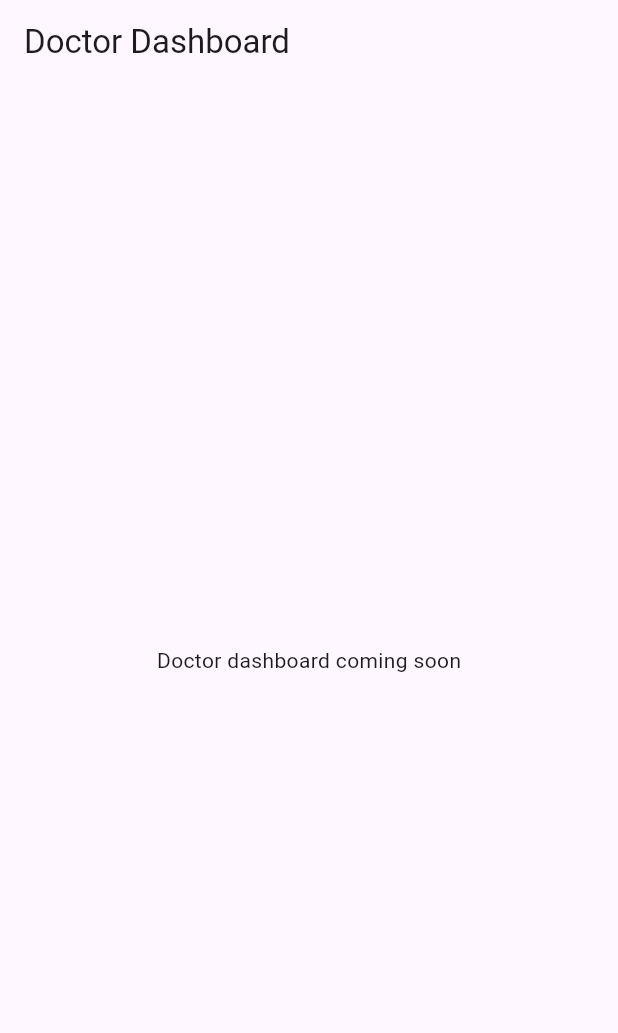
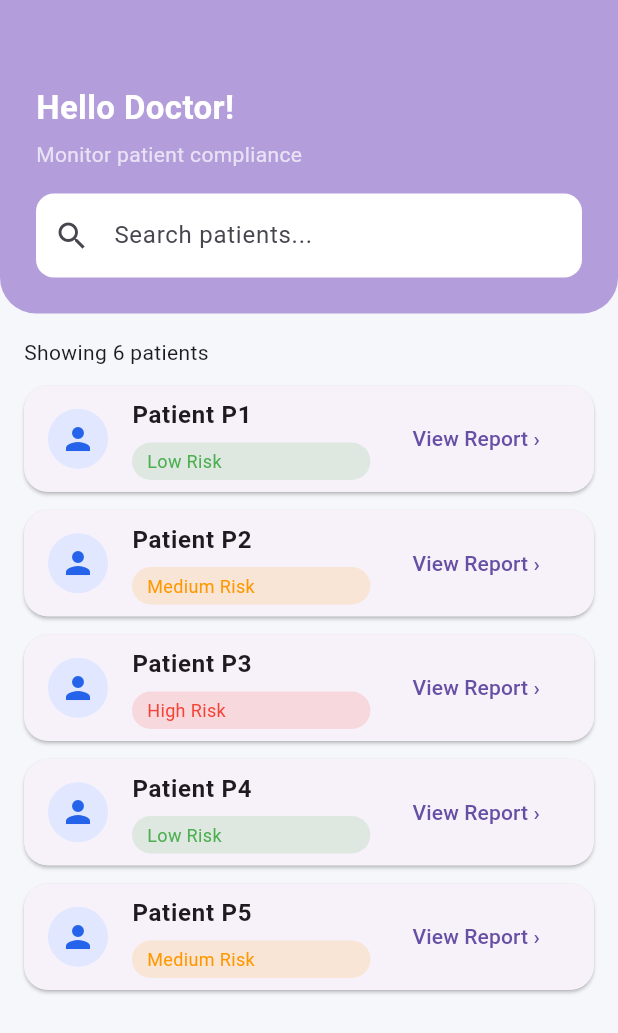
Before and after one commit to SaurabhShahane30/codecrew_khacks, a Flutter app: the DoctorHomeScreen screen opened directly, on a phone screen of 412 x 824 dp. Shown: the top 1033 px of the screen. Run offline on Flutter 3.47's test engine with Material 3 defaults, Android fonts, the phone set to English and light mode, and no system bars; our stand-ins replace flutter_local_notifications, flutter_secure_storage, image_picker, shared_preferences, table_calendar; missing offline and left inert: android_alarm_manager_plus, cloudinary_public, file_selector, record; accounts and stored records are empty.

Commit message:
doctor_ui

```diff
--- a/frontend/khacks_app/lib/Doctor/doctor_home_screen.dart
+++ b/frontend/khacks_app/lib/Doctor/doctor_home_screen.dart
@@ -1,4 +1,6 @@
 import 'package:flutter/material.dart';
+import 'package:khacks_app/core/app_theme.dart';
+import './doctor_overview_screen.dart';
 
 class DoctorHomeScreen extends StatelessWidget {
   const DoctorHomeScreen({super.key});
@@ -6,10 +8,136 @@ class DoctorHomeScreen extends StatelessWidget {
   @override
   Widget build(BuildContext context) {
     return Scaffold(
-      appBar: AppBar(title: const Text("Doctor Dashboard")),
-      body: const Center(
-        child: Text("Doctor dashboard coming soon"),
+      backgroundColor: const Color(0xFFF5F7FB),
+
+      body: Column(
+        children: [
+          // 🔵 Header
+          Container(
+            padding: const EdgeInsets.fromLTRB(24, 56, 24, 24),
+            width: double.infinity,
+            decoration: const BoxDecoration(
+              color: AppTheme.lavender,
+              borderRadius: BorderRadius.vertical(
+                bottom: Radius.circular(24),
+              ),
+            ),
+            child: Column(
+              crossAxisAlignment: CrossAxisAlignment.start,
+              children: [
+                const Text(
+                  "Hello Doctor!",
+                  style: TextStyle(
+                    color: Colors.white,
+                    fontSize: 22,
+                    fontWeight: FontWeight.bold,
+                  ),
+                ),
+                const SizedBox(height: 6),
+                const Text(
+                  "Monitor patient compliance",
+                  style: TextStyle(color: Colors.white70),
+                ),
+                const SizedBox(height: 16),
+                TextField(
+                  decoration: InputDecoration(
+                    hintText: "Search patients...",
+                    prefixIcon: const Icon(Icons.search),
+                    filled: true,
+                    fillColor: Colors.white,
+                    border: OutlineInputBorder(
+                      borderRadius: BorderRadius.circular(12),
+                      borderSide: BorderSide.none,
+                    ),
+                  ),
+                ),
+              ],
+            ),
+          ),
+
+          // 📋 List
+          Expanded(
+            child: Padding(
+              padding: const EdgeInsets.all(16),
+              child: Column(
+                crossAxisAlignment: CrossAxisAlignment.start,
+                children: [
+                  const Text("Showing 6 patients"),
+                  const SizedBox(height: 12),
+
+                  Expanded(
+                    child: ListView(
+                      children: const [
+                        PatientCard(name: "Patient P1", risk: "Low"),
+                        PatientCard(name: "Patient P2", risk: "Medium"),
+                        PatientCard(name: "Patient P3", risk: "High"),
+                        PatientCard(name: "Patient P4", risk: "Low"),
+                        PatientCard(name: "Patient P5", risk: "Medium"),
+                      ],
+                    ),
+                  ),
+                ],
+              ),
+            ),
+          ),
+        ],
       ),
     );
   }
 }
+
+class PatientCard extends StatelessWidget {
+  final String name;
+  final String risk;
+
+  const PatientCard({super.key, required this.name, required this.risk});
+
+  Color get riskColor {
+    switch (risk) {
+      case "High":
+        return Colors.red;
+      case "Medium":
+        return Colors.orange;
+      default:
+        return Colors.green;
+    }
+  }
+
+  @override
+  Widget build(BuildContext context) {
+    return Card(
+      margin: const EdgeInsets.only(bottom: 12),
+      shape: RoundedRectangleBorder(borderRadius: BorderRadius.circular(16)),
+      child: ListTile(
+        leading: const CircleAvatar(
+          backgroundColor: Color(0xFFE0E7FF),
+          child: Icon(Icons.person, color: Color(0xFF2563EB)),
+        ),
+        title: Text(name, style: const TextStyle(fontWeight: FontWeight.w600)),
+        subtitle: Container(
+          margin: const EdgeInsets.only(top: 6),
+          padding: const EdgeInsets.symmetric(horizontal: 10, vertical: 4),
+          decoration: BoxDecoration(
+            color: riskColor.withOpacity(0.15),
+            borderRadius: BorderRadius.circular(20),
+          ),
+          child: Text(
+            "$risk Risk",
+            style: TextStyle(color: riskColor, fontSize: 12),
+          ),
+        ),
+        trailing: TextButton(
+          onPressed: () {
+            Navigator.push(
+              context,
+              MaterialPageRoute(
+                builder: (_) => const PatientOverviewScreen(),
+              ),
+            );
+          },
+          child: const Text("View Report ›"),
+        ),
+      ),
+    );
+  }
+}
--- a/frontend/khacks_app/lib/role_selection_screen.dart
+++ b/frontend/khacks_app/lib/role_selection_screen.dart
@@ -3,7 +3,7 @@ import 'package:khacks_app/Patient/LoginPage.dart';
 import 'package:khacks_app/core/app_card.dart';
 
 import 'CareTaker/caregiver_login_screen.dart';
-import 'Doctor/doctor_login_screen.dart';
+import 'Doctor/doctor_signup_screen.dart';
 
 
 class RoleSelectionScreen extends StatelessWidget {
@@ -22,7 +22,7 @@ class RoleSelectionScreen extends StatelessWidget {
             const SizedBox(height: 32),
 
             roleCard(context, "Doctor", Icons.local_hospital,
-                const DoctorLoginScreen()),
+                const DoctorSignupScreen()),
             roleCard(context, "Caregiver", Icons.volunteer_activism,
                 const CaregiverLoginScreen()),
             roleCard(
```
Also changed, not shown: frontend/khacks_app/lib/Doctor/doctor_overview_screen.dart (added, +179 -0 lines), frontend/khacks_app/lib/Doctor/doctor_signup_screen.dart (added, +71 -0 lines).
